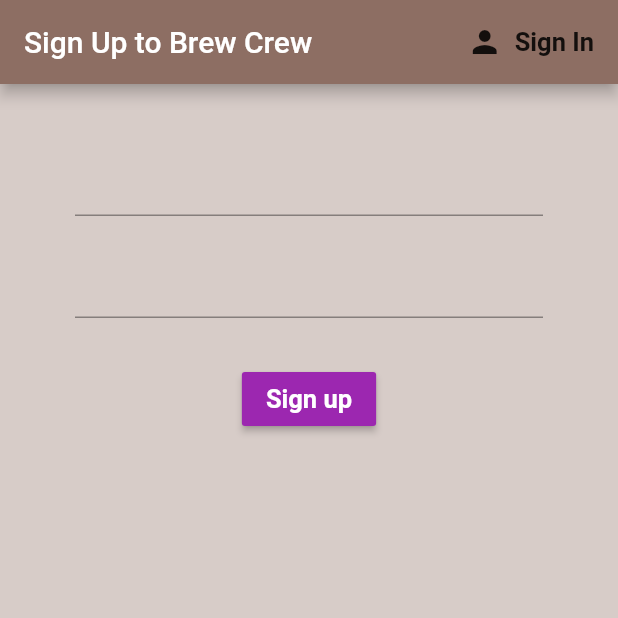
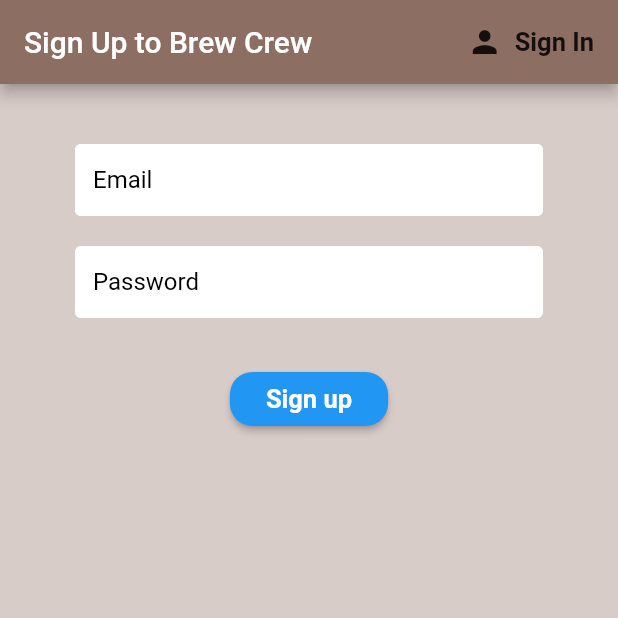
Before and after one commit to ahmeriqbal7aa/coffee_app, a Flutter app: the screen it shows after launch, after a tap on "Sign in", after a tap on "Register", on a phone screen of 412 x 824 dp, the top half of it. Run offline on Flutter 3.47's test engine with Material 2 defaults, Android fonts, the phone set to English and light mode, and no system bars; our stand-ins replace firebase_auth, firebase_core; accounts and stored records are empty.

Commit message:
Apply Text Input Decoration

```diff
--- a/lib/screens/authenticate/register.dart
+++ b/lib/screens/authenticate/register.dart
@@ -1,4 +1,5 @@
 import 'package:coffee_app/services/auth.dart';
+import 'package:coffee_app/widgets/widgets.dart';
 import 'package:flutter/material.dart';
 
 class Register extends StatefulWidget {
@@ -48,6 +49,10 @@
               TextFormField(
                 validator: (_val) => _val.isEmpty ? "Enter an email" : null,
                 onChanged: (val) => setState(() => email = val),
+                decoration: textInputDecoration.copyWith(
+                  hintText: 'example@domain.com',
+                  labelText: "Email",
+                ),
               ),
               SizedBox(height: 20.0),
               // TODO Password
@@ -56,10 +61,10 @@
                     _val.length < 6 ? "Minimum 6 characters required" : null,
                 onChanged: (val) => setState(() => password = val),
                 obscureText: true,
+                decoration: textInputDecoration.copyWith(labelText: "Password"),
               ),
               SizedBox(height: 30.0),
-              // ignore: deprecated_member_use
-              RaisedButton(
+              ElevatedButton(
                 onPressed: () async {
                   if (_formKey.currentState.validate()) {
                     dynamic result = await _auth.registerWithEmailAndPassword(
@@ -71,13 +76,27 @@
                   // print(email);
                   // print(password);
                 },
-                color: Colors.purple[500],
+                style: ElevatedButton.styleFrom(
+                  // foreground
+                  // onPrimary: Colors.black,
+                  // background
+                  primary: Colors.blue[500],
+                  shape: new RoundedRectangleBorder(
+                    borderRadius: new BorderRadius.circular(15.0),
+                  ),
+                ),
+                // style: ButtonStyle(
+                //   backgroundColor: MaterialStateProperty.all<Color>(Colors.red),
+                // ),
+                child: Padding(
+                  padding: EdgeInsets.all(8.0),
                   child: Text(
                     'Sign up',
                     style: TextStyle(
                       fontWeight: FontWeight.bold,
                       color: Colors.white,
                       fontSize: 17.0,
+                    ),
                   ),
                 ),
               ),
--- a/lib/screens/authenticate/sign_in.dart
+++ b/lib/screens/authenticate/sign_in.dart
@@ -1,4 +1,5 @@
 import 'package:coffee_app/services/auth.dart';
+import 'package:coffee_app/widgets/widgets.dart';
 import 'package:flutter/material.dart';
 
 class SignIn extends StatefulWidget {
@@ -20,6 +21,7 @@
   @override
   Widget build(BuildContext context) {
     return Scaffold(
+      resizeToAvoidBottomInset: false,
       backgroundColor: Colors.brown[100],
       appBar: AppBar(
         backgroundColor: Colors.brown[400],
@@ -47,6 +49,10 @@
               TextFormField(
                 validator: (_val) => _val.isEmpty ? "Enter an email" : null,
                 onChanged: (val) => setState(() => email = val),
+                decoration: textInputDecoration.copyWith(
+                  hintText: 'example@domain.com',
+                  labelText: "Email",
+                ),
               ),
               SizedBox(height: 20.0),
               // TODO Password
@@ -55,10 +61,11 @@
                     _val.length < 6 ? "Minimum 6 characters required" : null,
                 onChanged: (val) => setState(() => password = val),
                 obscureText: true,
+                decoration: textInputDecoration.copyWith(labelText: "Password"),
               ),
               SizedBox(height: 30.0),
-              // ignore: deprecated_member_use
-              RaisedButton(
+              // TODO Button
+              ElevatedButton(
                 onPressed: () async {
                   if (_formKey.currentState.validate()) {
                     dynamic result =
@@ -70,13 +77,27 @@
                   }
                   // print('Valid');
                 },
-                color: Colors.teal[500],
+                style: ElevatedButton.styleFrom(
+                  // foreground color
+                  // onPrimary: Colors.black,
+                  // background color
+                  primary: Colors.green[500],
+                  shape: new RoundedRectangleBorder(
+                    borderRadius: new BorderRadius.circular(15.0),
+                  ),
+                ),
+                // style: ButtonStyle(
+                //   backgroundColor: MaterialStateProperty.all<Color>(Colors.purple),
+                // ),
+                child: Padding(
+                  padding: EdgeInsets.all(8.0),
                   child: Text(
                     'Sign in',
                     style: TextStyle(
                       fontWeight: FontWeight.bold,
                       color: Colors.white,
                       fontSize: 17.0,
+                    ),
                   ),
                 ),
               ),
--- /dev/null
+++ b/lib/widgets/widgets.dart
@@ -0,0 +1,15 @@
+import 'package:flutter/material.dart';
+
+const textInputDecoration = InputDecoration(
+  fillColor: Colors.white,
+  filled: true,
+  labelStyle: TextStyle(color: Colors.black),
+  hintStyle: TextStyle(color: Colors.grey),
+  contentPadding: EdgeInsets.all(12.0),
+  enabledBorder: OutlineInputBorder(
+    borderSide: BorderSide(color: Colors.white, width: 2.0),
+  ),
+  focusedBorder: OutlineInputBorder(
+    borderSide: BorderSide(color: Colors.brown, width: 2.0),
+  ),
+);
```
Lines whose indentation alone changed are shown as unchanged.
